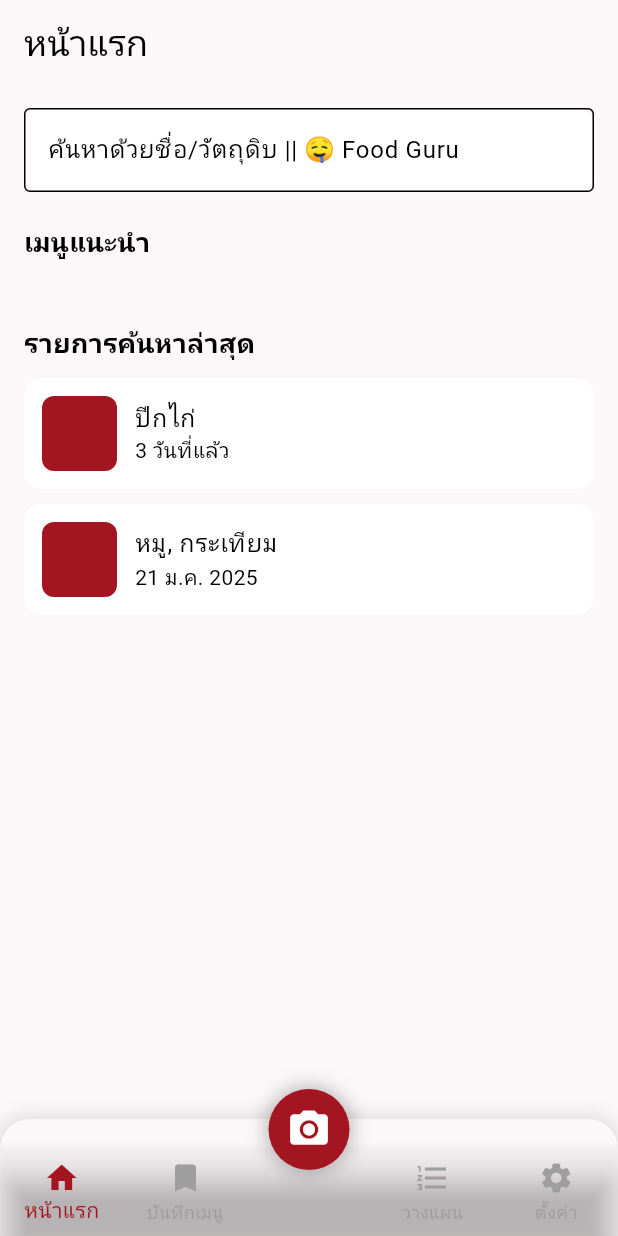
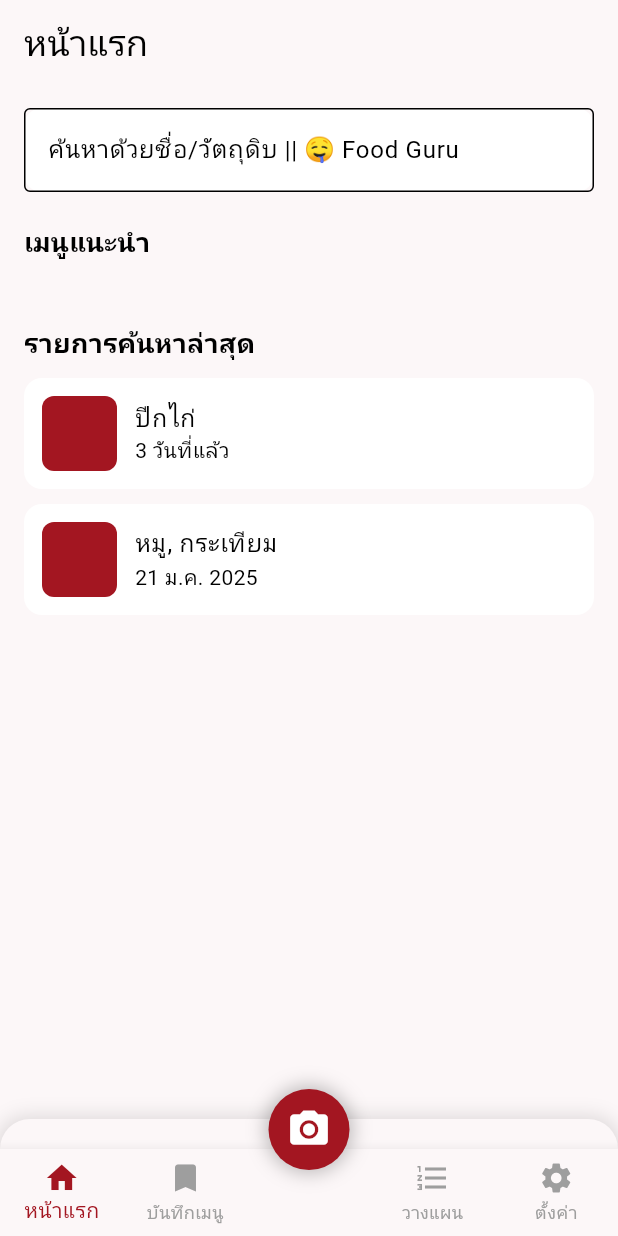
Before and after one commit to droverzz/project_mobile, a Flutter app: the screen it shows after launch, on a phone screen of 412 x 824 dp. Run offline on Flutter 3.47's test engine with Material 3 defaults, Android fonts, the phone set to English and light mode, and no system bars; our stand-ins replace google_fonts, google_generative_ai; missing offline and left inert: flutter_ai_toolkit; Roboto replaces fonts that are missing (Kanit).

Commit message:
fix_style_main

```diff
--- a/lib/main.dart
+++ b/lib/main.dart
@@ -63,7 +63,7 @@
         children: [
           // Bottom Navigation Bar
           Container(
-            padding: const EdgeInsets.only(top: 20), // ทำให้มีช่องว่างด้านบน
+            padding: const EdgeInsets.only(top: 20),
             decoration: BoxDecoration(
               color: bottomNavTheme.backgroundColor,
               borderRadius: const BorderRadius.only(
@@ -80,7 +80,7 @@
             ),
             child: BottomNavigationBar(
               type: BottomNavigationBarType.fixed,
-              backgroundColor: Colors.transparent, // ให้ background โปร่งใส
+
               selectedItemColor: bottomNavTheme.selectedItemColor,
               unselectedItemColor: bottomNavTheme.unselectedItemColor,
               items: const [
@@ -102,7 +102,7 @@
 
           // Floating Camera Button
           Positioned(
-            top: -20, // ทำให้ปุ่มกล้องยกขึ้น
+            top: -20,
             child: GestureDetector(
               onTap: () => _onItemTapped(2),
               child: Container(
```
